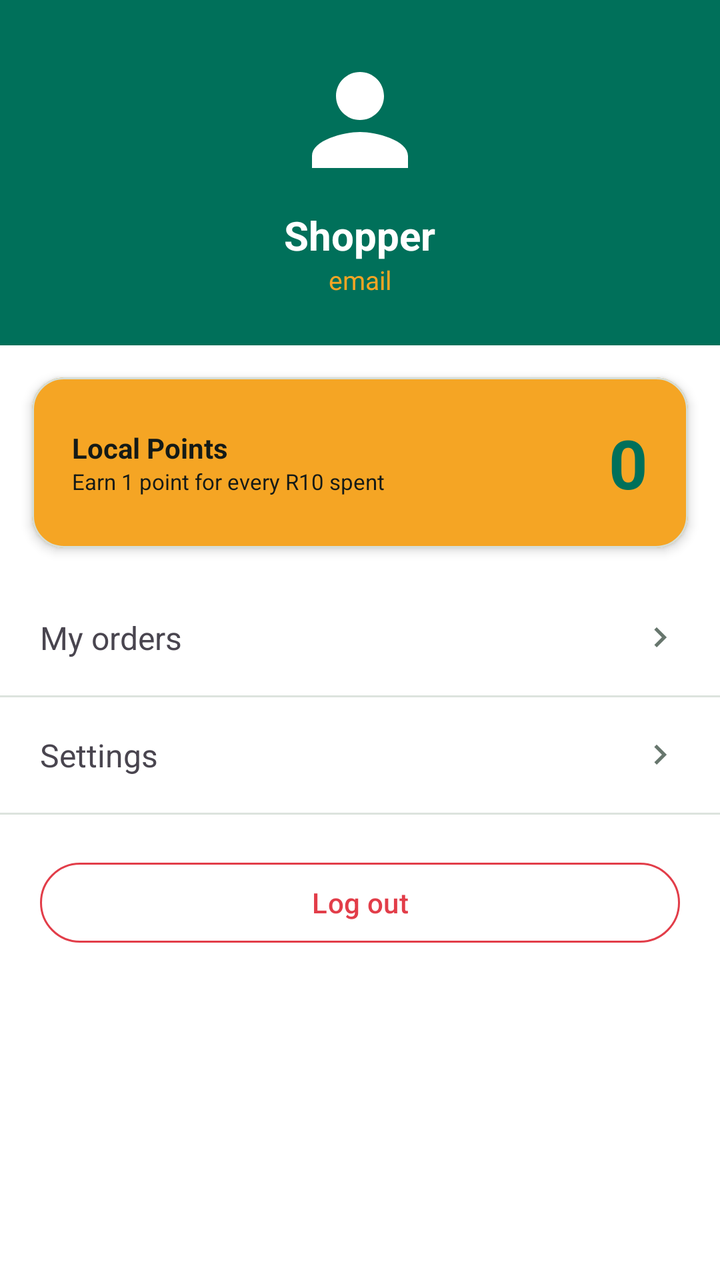
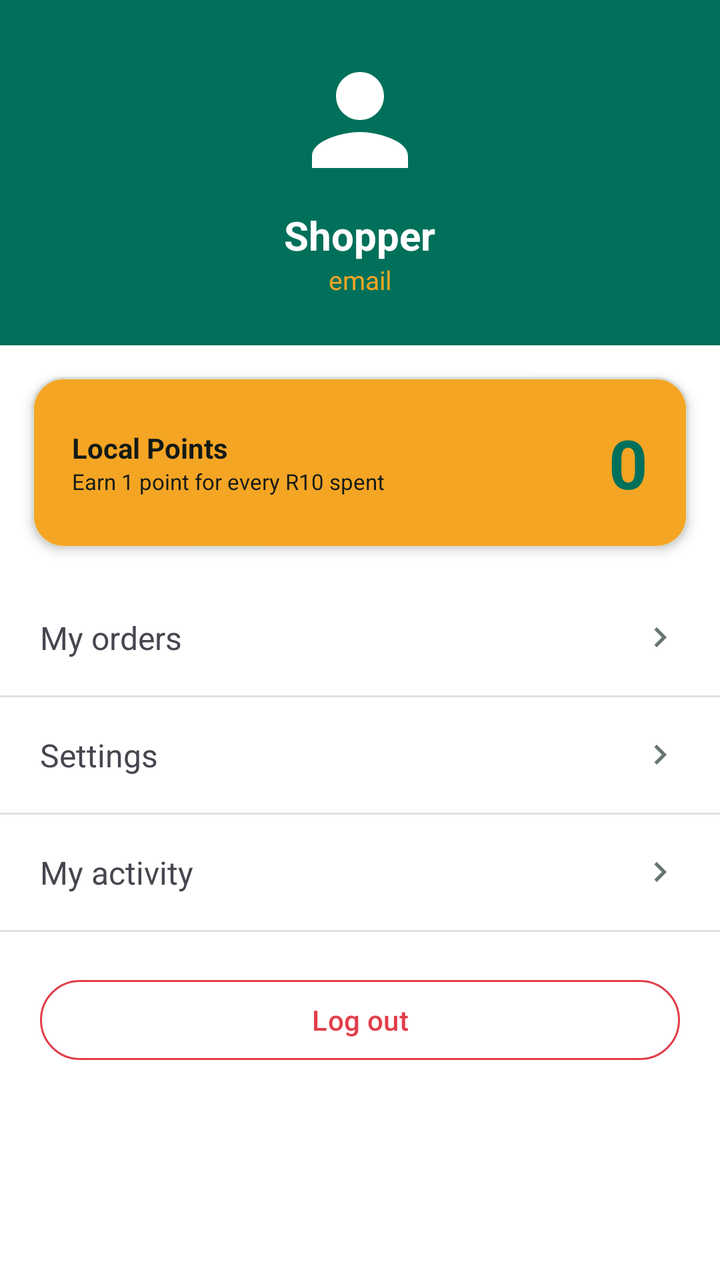

The first picture is an Android layout as it rendered before a commit; the second is the same layout after the commit. The layout source and the unified diff follow.
<!-- AndroidManifest.xml: application theme Theme.ShopLocal -->
<!-- res/layout/fragment_profile.xml -->
<?xml version="1.0" encoding="utf-8"?>
<ScrollView xmlns:android="http://schemas.android.com/apk/res/android"
    xmlns:app="http://schemas.android.com/apk/res-auto"
    android:layout_width="match_parent"
    android:layout_height="match_parent"
    android:background="?attr/colorSurface"
    android:fillViewport="true">

    <LinearLayout
        android:layout_width="match_parent"
        android:layout_height="wrap_content"
        android:orientation="vertical">

        
        <LinearLayout
            android:layout_width="match_parent"
            android:layout_height="wrap_content"
            android:background="@color/brand_green"
            android:gravity="center_horizontal"
            android:orientation="vertical"
            android:padding="24dp">

            <ImageView
                android:layout_width="72dp"
                android:layout_height="72dp"
                android:src="@drawable/ic_person"
                app:tint="@color/white"
                android:contentDescription="@string/tab_profile" />

            <TextView
                android:id="@+id/name"
                android:layout_width="wrap_content"
                android:layout_height="wrap_content"
                android:layout_marginTop="8dp"
                android:text="Shopper"
                android:textColor="@color/white"
                android:textSize="20sp"
                android:textStyle="bold" />

            <TextView
                android:id="@+id/email"
                android:layout_width="wrap_content"
                android:layout_height="wrap_content"
                android:text="email"
                android:textColor="@color/brand_gold"
                android:textSize="13sp" />
        </LinearLayout>

        
        <com.google.android.material.card.MaterialCardView
            android:layout_width="match_parent"
            android:layout_height="wrap_content"
            android:layout_margin="16dp"
            app:cardBackgroundColor="@color/brand_gold"
            app:cardCornerRadius="16dp"
            app:cardElevation="3dp">

            <LinearLayout
                android:layout_width="match_parent"
                android:layout_height="wrap_content"
                android:gravity="center_vertical"
                android:orientation="horizontal"
                android:padding="20dp">

                <LinearLayout
                    android:layout_width="0dp"
                    android:layout_height="wrap_content"
                    android:layout_weight="1"
                    android:orientation="vertical">

                    <TextView
                        android:layout_width="wrap_content"
                        android:layout_height="wrap_content"
                        android:text="@string/local_points"
                        android:textColor="@color/black"
                        android:textStyle="bold" />

                    <TextView
                        android:layout_width="wrap_content"
                        android:layout_height="wrap_content"
                        android:text="Earn 1 point for every R10 spent"
                        android:textColor="@color/black"
                        android:textSize="11sp" />
                </LinearLayout>

                <TextView
                    android:id="@+id/pointsValue"
                    android:layout_width="wrap_content"
                    android:layout_height="wrap_content"
                    android:text="0"
                    android:textColor="@color/brand_green"
                    android:textSize="34sp"
                    android:textStyle="bold" />
            </LinearLayout>
        </com.google.android.material.card.MaterialCardView>

        
        <LinearLayout
            android:id="@+id/rowOrders"
            android:layout_width="match_parent"
            android:layout_height="wrap_content"
            android:background="?attr/selectableItemBackground"
            android:clickable="true"
            android:focusable="true"
            android:gravity="center_vertical"
            android:orientation="horizontal"
            android:paddingHorizontal="20dp"
            android:paddingVertical="18dp">

            <TextView
                android:layout_width="0dp"
                android:layout_height="wrap_content"
                android:layout_weight="1"
                android:text="@string/my_orders"
                android:textSize="16sp" />

            <ImageView
                android:layout_width="20dp"
                android:layout_height="20dp"
                android:src="@drawable/ic_chevron_right"
                android:contentDescription="@string/my_orders" />
        </LinearLayout>

        <View android:layout_width="match_parent" android:layout_height="1dp" android:background="@color/grey_300" />

        
        <LinearLayout
            android:id="@+id/rowSettings"
            android:layout_width="match_parent"
            android:layout_height="wrap_content"
            android:background="?attr/selectableItemBackground"
            android:clickable="true"
            android:focusable="true"
            android:gravity="center_vertical"
            android:orientation="horizontal"
            android:paddingHorizontal="20dp"
            android:paddingVertical="18dp">

            <TextView
                android:layout_width="0dp"
                android:layout_height="wrap_content"
                android:layout_weight="1"
                android:text="@string/settings"
                android:textSize="16sp" />

            <ImageView
                android:layout_width="20dp"
                android:layout_height="20dp"
                android:src="@drawable/ic_chevron_right"
                android:contentDescription="@string/settings" />
        </LinearLayout>

        <View android:layout_width="match_parent" android:layout_height="1dp" android:background="@color/grey_300" />

        <com.google.android.material.button.MaterialButton
            android:id="@+id/btnLogout"
            style="@style/Widget.Material3.Button.OutlinedButton"
            android:layout_width="match_parent"
            android:layout_height="wrap_content"
            android:layout_marginHorizontal="20dp"
            android:layout_marginTop="20dp"
            android:layout_marginBottom="104dp"
            android:text="@string/logout"
            app:strokeColor="@color/sale_red"
            android:textColor="@color/sale_red" />
    </LinearLayout>
</ScrollView>
<!-- resources referenced by this layout -->
<resources>
  <color name="black">#141A17</color>
  <color name="brand_gold">#F5A524</color>
  <color name="brand_green">#00705A</color>
  <color name="grey_300">#DCE3DD</color>
  <color name="sale_red">#E23D49</color>
  <color name="white">#FFFFFF</color>
  <!-- drawable ic_chevron_right (drawable) -->
  <vector xmlns:android="http://schemas.android.com/apk/res/android"
      android:width="24dp" android:height="24dp"
      android:viewportWidth="24" android:viewportHeight="24"
      android:tint="@color/grey_600">
      <path android:fillColor="@android:color/white"
          android:pathData="M10,6L8.59,7.41 13.17,12l-4.58,4.59L10,18l6,-6z"/>
  </vector>
  <!-- drawable ic_person (drawable) -->
  <vector xmlns:android="http://schemas.android.com/apk/res/android"
      android:width="24dp" android:height="24dp"
      android:viewportWidth="24" android:viewportHeight="24"
      android:tint="?attr/colorControlNormal">
      <path android:fillColor="@android:color/white"
          android:pathData="M12,12c2.21,0 4,-1.79 4,-4s-1.79,-4 -4,-4 -4,1.79 -4,4 1.79,4 4,4zM12,14c-2.67,0 -8,1.34 -8,4v2h16v-2c0,-2.66 -5.33,-4 -8,-4z"/>
  </vector>
  <string name="local_points">Local Points</string>
  <string name="logout">Log out</string>
  <string name="my_orders">My orders</string>
  <string name="settings">Settings</string>
  <string name="tab_profile">Profile</string>
  <color name="grey_600">#67766D</color>
  <color name="brand_green_dark">#004C3C</color>
  <color name="brand_green_light">#CFEDE4</color>
  <color name="brand_gold_light">#FFE7B3</color>
  <color name="brand_teal">#12A58A</color>
  <color name="app_background">#F6F8F5</color>
  <color name="app_surface">#FFFFFF</color>
  <color name="app_on_surface">#141A17</color>
  <color name="app_surface_variant">#EDF1EC</color>
  <color name="app_on_surface_variant">#4C5A51</color>
  <color name="app_surface_container">#F2F5F0</color>
  <color name="app_outline">#D6DED7</color>
  <style name="ShapeAppearance.ShopLocal.Small" parent="ShapeAppearance.Material3.Corner.Small">
          <item name="cornerSize">12dp</item>
      </style>
  <style name="ShapeAppearance.ShopLocal.Medium" parent="ShapeAppearance.Material3.Corner.Medium">
          <item name="cornerSize">20dp</item>
      </style>
  <style name="ShapeAppearance.ShopLocal.Large" parent="ShapeAppearance.Material3.Corner.Large">
          <item name="cornerSize">28dp</item>
      </style>
  <style name="Widget.ShopLocal.Button" parent="Widget.Material3.Button">
          <item name="cornerRadius">26dp</item>
          <item name="android:paddingTop">13dp</item>
          <item name="android:paddingBottom">13dp</item>
          <item name="android:letterSpacing">0.01</item>
      </style>
  <!-- unchanged entries left out for length: 1 -->
</resources>

<!-- the commit's change to res/layout/fragment_profile.xml (unified diff, before → after) -->
@@ -152,6 +152,35 @@
 
         <View android:layout_width="match_parent" android:layout_height="1dp" android:background="@color/grey_300" />
 
+        
+        <LinearLayout
+            android:id="@+id/rowActivity"
+            android:layout_width="match_parent"
+            android:layout_height="wrap_content"
+            android:background="?attr/selectableItemBackground"
+            android:clickable="true"
+            android:focusable="true"
+            android:gravity="center_vertical"
+            android:orientation="horizontal"
+            android:paddingHorizontal="20dp"
+            android:paddingVertical="18dp">
+
+            <TextView
+                android:layout_width="0dp"
+                android:layout_height="wrap_content"
+                android:layout_weight="1"
+                android:text="@string/activity_title"
+                android:textSize="16sp" />
+
+            <ImageView
+                android:layout_width="20dp"
+                android:layout_height="20dp"
+                android:src="@drawable/ic_chevron_right"
+                android:contentDescription="@string/activity_title" />
+        </LinearLayout>
+
+        <View android:layout_width="match_parent" android:layout_height="1dp" android:background="@color/grey_300" />
+
         <com.google.android.material.button.MaterialButton
             android:id="@+id/btnLogout"
             style="@style/Widget.Material3.Button.OutlinedButton"
<!-- resource entries referenced after the edit -->
@@ -22,6 +22,7 @@
       <path android:fillColor="@android:color/white"
           android:pathData="M12,12c2.21,0 4,-1.79 4,-4s-1.79,-4 -4,-4 -4,1.79 -4,4 1.79,4 4,4zM12,14c-2.67,0 -8,1.34 -8,4v2h16v-2c0,-2.66 -5.33,-4 -8,-4z"/>
   </vector>
+  <string name="activity_title">My activity</string>
   <string name="local_points">Local Points</string>
   <string name="logout">Log out</string>
   <string name="my_orders">My orders</string>
